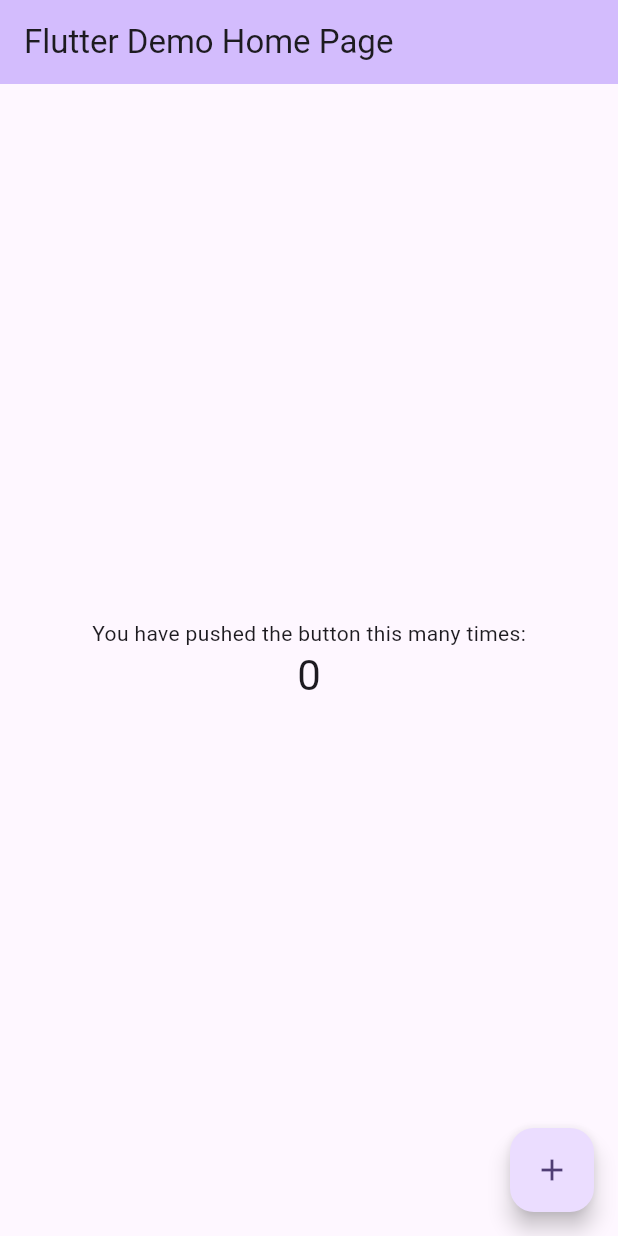
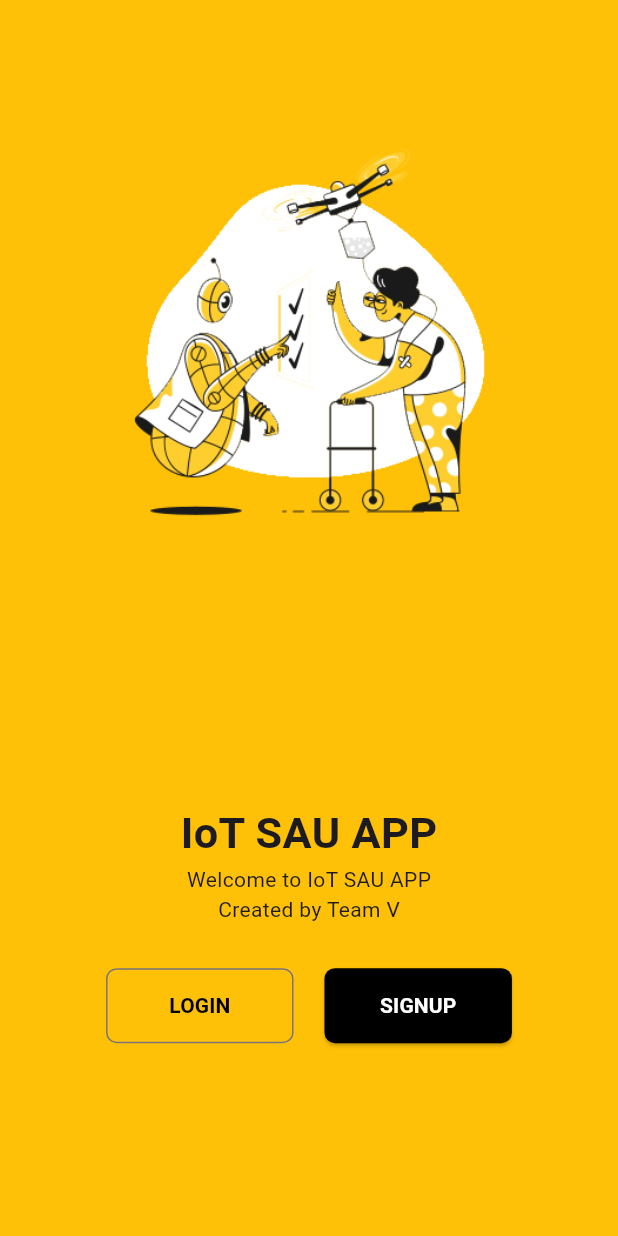
Before and after one commit to IValentineI/iot_sau_first_moblie_project, a Flutter app: the screen it shows after launch, on a phone screen of 412 x 824 dp. Run offline on Flutter 3.47's test engine with Material 3 defaults, Android fonts, the phone set to English and light mode, and no system bars.

Commit message:
V.2 สร้างไฟล์หน้าจอไป 3 ไฟล์ แก้ไข main แล้วก็ทำหน้าจอ Welcome เสร็จแล้ว

```diff
--- a/lib/main.dart
+++ b/lib/main.dart
@@ -1,125 +1,27 @@
 import 'package:flutter/material.dart';
+import 'package:iot_sau_first_moblie_project/views/welcom_ui.dart';
 
 void main() {
-  runApp(const MyApp());
+  runApp(
+    //เรียกใช้ คลาส ที่เรียกใช้งาน Widhet หลักของแอปฯ : MaterialApp()
+    IoTSAUFirst(),
+  );
 }
 
-class MyApp extends StatelessWidget {
-  const MyApp({super.key});
+//++++++++++++++++++++++++++++++++++++++++++++++++++++++++++++++++++++++
+class IoTSAUFirst extends StatefulWidget {
+  const IoTSAUFirst({super.key});
 
-  // This widget is the root of your application.
+  @override
+  State<IoTSAUFirst> createState() => _IoTSAUFirstState();
+}
+
+class _IoTSAUFirstState extends State<IoTSAUFirst> {
   @override
   Widget build(BuildContext context) {
     return MaterialApp(
-      title: 'Flutter Demo',
-      theme: ThemeData(
-        // This is the theme of your application.
-        //
-        // TRY THIS: Try running your application with "flutter run". You'll see
-        // the application has a purple toolbar. Then, without quitting the app,
-        // try changing the seedColor in the colorScheme below to Colors.green
-        // and then invoke "hot reload" (save your changes or press the "hot
-        // reload" button in a Flutter-supported IDE, or press "r" if you used
-        // the command line to start the app).
-        //
-        // Notice that the counter didn't reset back to zero; the application
-        // state is not lost during the reload. To reset the state, use hot
-        // restart instead.
-        //
-        // This works for code too, not just values: Most code changes can be
-        // tested with just a hot reload.
-        colorScheme: ColorScheme.fromSeed(seedColor: Colors.deepPurple),
-        useMaterial3: true,
-      ),
-      home: const MyHomePage(title: 'Flutter Demo Home Page'),
+      debugShowCheckedModeBanner: false,
+      home: WelcomeUI(),
     );
   }
 }
-
-class MyHomePage extends StatefulWidget {
-  const MyHomePage({super.key, required this.title});
-
-  // This widget is the home page of your application. It is stateful, meaning
-  // that it has a State object (defined below) that contains fields that affect
-  // how it looks.
-
-  // This class is the configuration for the state. It holds the values (in this
-  // case the title) provided by the parent (in this case the App widget) and
-  // used by the build method of the State. Fields in a Widget subclass are
-  // always marked "final".
-
-  final String title;
-
-  @override
-  State<MyHomePage> createState() => _MyHomePageState();
-}
-
-class _MyHomePageState extends State<MyHomePage> {
-  int _counter = 0;
-
-  void _incrementCounter() {
-    setState(() {
-      // This call to setState tells the Flutter framework that something has
-      // changed in this State, which causes it to rerun the build method below
-      // so that the display can reflect the updated values. If we changed
-      // _counter without calling setState(), then the build method would not be
-      // called again, and so nothing would appear to happen.
-      _counter++;
-    });
-  }
-
-  @override
-  Widget build(BuildContext context) {
-    // This method is rerun every time setState is called, for instance as done
-    // by the _incrementCounter method above.
-    //
-    // The Flutter framework has been optimized to make rerunning build methods
-    // fast, so that you can just rebuild anything that needs updating rather
-    // than having to individually change instances of widgets.
-    return Scaffold(
-      appBar: AppBar(
-        // TRY THIS: Try changing the color here to a specific color (to
-        // Colors.amber, perhaps?) and trigger a hot reload to see the AppBar
-        // change color while the other colors stay the same.
-        backgroundColor: Theme.of(context).colorScheme.inversePrimary,
-        // Here we take the value from the MyHomePage object that was created by
-        // the App.build method, and use it to set our appbar title.
-        title: Text(widget.title),
-      ),
-      body: Center(
-        // Center is a layout widget. It takes a single child and positions it
-        // in the middle of the parent.
-        child: Column(
-          // Column is also a layout widget. It takes a list of children and
-          // arranges them vertically. By default, it sizes itself to fit its
-          // children horizontally, and tries to be as tall as its parent.
-          //
-          // Column has various properties to control how it sizes itself and
-          // how it positions its children. Here we use mainAxisAlignment to
-          // center the children vertically; the main axis here is the vertical
-          // axis because Columns are vertical (the cross axis would be
-          // horizontal).
-          //
-          // TRY THIS: Invoke "debug painting" (choose the "Toggle Debug Paint"
-          // action in the IDE, or press "p" in the console), to see the
-          // wireframe for each widget.
-          mainAxisAlignment: MainAxisAlignment.center,
-          children: <Widget>[
-            const Text(
-              'You have pushed the button this many times:',
-            ),
-            Text(
-              '$_counter',
-              style: Theme.of(context).textTheme.headlineMedium,
-            ),
-          ],
-        ),
-      ),
-      floatingActionButton: FloatingActionButton(
-        onPressed: _incrementCounter,
-        tooltip: 'Increment',
-        child: const Icon(Icons.add),
-      ), // This trailing comma makes auto-formatting nicer for build methods.
-    );
-  }
-}
--- /dev/null
+++ b/lib/views/signin_ui.dart
@@ -0,0 +1,15 @@
+import 'package:flutter/material.dart';
+
+class SigninUI extends StatefulWidget {
+  const SigninUI({super.key});
+
+  @override
+  State<SigninUI> createState() => _SigninUIState();
+}
+
+class _SigninUIState extends State<SigninUI> {
+  @override
+  Widget build(BuildContext context) {
+    return Scaffold();
+  }
+}
--- /dev/null
+++ b/lib/views/signup_ui.dart
@@ -0,0 +1,15 @@
+import 'package:flutter/material.dart';
+
+class SignupUI extends StatefulWidget {
+  const SignupUI({super.key});
+
+  @override
+  State<SignupUI> createState() => _SignupUIState();
+}
+
+class _SignupUIState extends State<SignupUI> {
+  @override
+  Widget build(BuildContext context) {
+    return Scaffold();
+  }
+}
--- /dev/null
+++ b/lib/views/welcom_ui.dart
@@ -0,0 +1,103 @@
+// ignore_for_file: sort_child_properties_last
+
+import 'package:flutter/material.dart';
+
+class WelcomeUI extends StatefulWidget {
+  const WelcomeUI({super.key});
+
+  @override
+  State<WelcomeUI> createState() => _WelcomeUIState();
+}
+
+class _WelcomeUIState extends State<WelcomeUI> {
+  @override
+  Widget build(BuildContext context) {
+    return Scaffold(
+      backgroundColor: Colors.amber,
+      body: Center(
+        child: Column(
+          children: [
+            SizedBox(
+              height: MediaQuery.of(context).size.height * 0.1,
+            ),
+            Image.asset(
+              'assets/images/logo.png',
+              //width: 10000.0,
+              width: MediaQuery.of(context).size.width * 0.7,
+            ),
+            SizedBox(
+              height: MediaQuery.of(context).size.height * 0.2,
+            ),
+            Text(
+              'IoT SAU APP',
+              style: TextStyle(
+                fontSize: MediaQuery.of(context).size.height * 0.035,
+                fontWeight: FontWeight.bold,
+              ),
+            ),
+            Text(
+              'Welcome to IoT SAU APP',
+            ),
+            Text(
+              'Created by Team V',
+            ),
+            SizedBox(
+              height: MediaQuery.of(context).size.height * 0.035,
+            ),
+            Row(
+              mainAxisAlignment: MainAxisAlignment.center,
+              children: [
+                OutlinedButton(
+                  onPressed: () {},
+                  child: Text(
+                    'LOGIN',
+                    style: TextStyle(
+                      fontWeight: FontWeight.bold,
+                      color: Colors.black,
+                    ),
+                  ),
+                  style: OutlinedButton.styleFrom(
+                    fixedSize: Size(
+                      125.0,
+                      50.0,
+                    ),
+                    shape: RoundedRectangleBorder(
+                      borderRadius: BorderRadius.circular(
+                        7.0,
+                      ),
+                    ),
+                  ),
+                ),
+                SizedBox(
+                  width: MediaQuery.of(context).size.width * 0.05,
+                ),
+                ElevatedButton(
+                  onPressed: () {},
+                  child: Text(
+                    'SIGNUP',
+                    style: TextStyle(
+                      fontWeight: FontWeight.bold,
+                      color: Colors.white,
+                    ),
+                  ),
+                  style: ElevatedButton.styleFrom(
+                    fixedSize: Size(
+                      125.0,
+                      50.0,
+                    ),
+                    backgroundColor: Colors.black,
+                    shape: RoundedRectangleBorder(
+                      borderRadius: BorderRadius.circular(
+                        7.0,
+                      ),
+                    ),
+                  ),
+                ),
+              ],
+            ),
+          ],
+        ),
+      ),
+    );
+  }
+}
```
